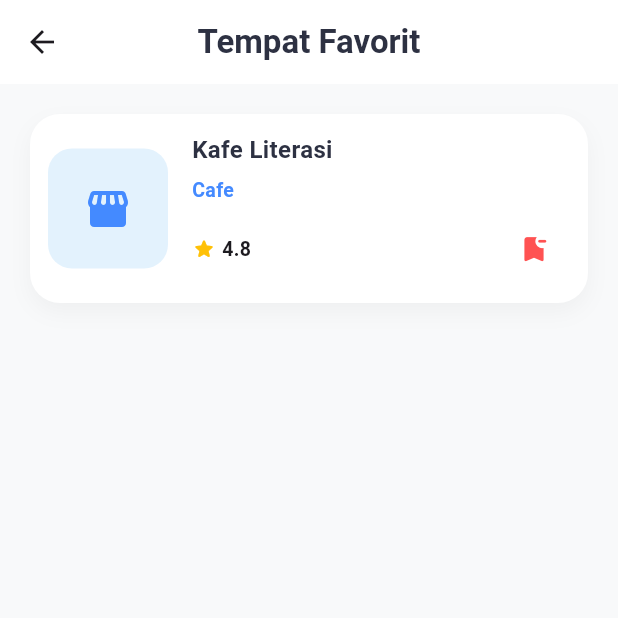
After one commit to FDAGaming/Work_Maps-Mobile, a Flutter app: the FavoriteScreen screen opened directly, on a phone screen of 412 x 824 dp, the top half of it. The commit adds this screen. Run offline on Flutter 3.47's test engine with Material 3 defaults, Android fonts, the phone set to English and light mode, and no system bars; our stand-ins replace flutter_map, geolocator, latlong2; network calls fail.

Commit message:
add favorite_screen

```diff
--- a/lib/main.dart
+++ b/lib/main.dart
@@ -2,6 +2,7 @@ import 'package:flutter/material.dart';
 import 'package:work_maps/screens/home_screen.dart';
 // 1. Tambahkan import untuk map_screen.dart
 import 'package:work_maps/screens/map_screen.dart';
+
 
 void main() {
   runApp(const WorkspaceApp());
--- /dev/null
+++ b/lib/screens/favorite_screen.dart
@@ -0,0 +1,119 @@
+import 'package:flutter/material.dart';
+
+class FavoriteScreen extends StatelessWidget {
+  const FavoriteScreen({Key? key}) : super(key: key);
+
+  @override
+  Widget build(BuildContext context) {
+    // TODO: Nanti data ini diisi dari database lokal (SQLite/SharedPrefs) atau API
+    final List<Map<String, dynamic>> favoritePlaces = [
+      {'name': 'Kafe Literasi', 'category': 'Cafe', 'distance': '450 m', 'rating': 4.8},
+      // Hapus atau komentari isi list ini untuk melihat tampilan "Empty State"
+    ];
+
+    return Scaffold(
+      backgroundColor: const Color(0xFFF8F9FA),
+      appBar: AppBar(
+        title: const Text('Tempat Favorit', style: TextStyle(color: Color(0xFF2D3142), fontWeight: FontWeight.bold)),
+        backgroundColor: Colors.white,
+        elevation: 0,
+        centerTitle: true,
+      ),
+      body: favoritePlaces.isEmpty
+          ? _buildEmptyState()
+          : _buildFavoriteList(favoritePlaces),
+    );
+  }
+
+  // Tampilan jika belum ada favorit
+  Widget _buildEmptyState() {
+    return Center(
+      child: Column(
+        mainAxisAlignment: MainAxisAlignment.center,
+        children: [
+          Container(
+            padding: const EdgeInsets.all(24),
+            decoration: BoxDecoration(color: Colors.blue[50], shape: BoxShape.circle),
+            child: const Icon(Icons.bookmark_border_rounded, size: 80, color: Colors.blueAccent),
+          ),
+          const SizedBox(height: 24),
+          const Text(
+            'Belum ada favorit',
+            style: TextStyle(fontSize: 22, fontWeight: FontWeight.bold, color: Color(0xFF2D3142)),
+          ),
+          const SizedBox(height: 8),
+          const Text(
+            'Tempat yang Anda simpan akan muncul di sini.',
+            style: TextStyle(fontSize: 15, color: Colors.grey),
+          ),
+        ],
+      ),
+    );
+  }
+
+  // Tampilan jika ada data favorit
+  Widget _buildFavoriteList(List<Map<String, dynamic>> places) {
+    return ListView.builder(
+      physics: const BouncingScrollPhysics(),
+      padding: const EdgeInsets.all(20),
+      itemCount: places.length,
+      itemBuilder: (context, index) {
+        final place = places[index];
+        return Container(
+          margin: const EdgeInsets.only(bottom: 16.0),
+          decoration: BoxDecoration(
+            color: Colors.white,
+            borderRadius: BorderRadius.circular(20),
+            boxShadow: [
+              BoxShadow(color: Colors.black.withOpacity(0.04), blurRadius: 12, offset: const Offset(0, 6)),
+            ],
+          ),
+          child: Padding(
+            padding: const EdgeInsets.all(12.0),
+            child: Row(
+              children: [
+                Container(
+                  width: 80, height: 80,
+                  decoration: BoxDecoration(color: Colors.blue[50], borderRadius: BorderRadius.circular(16)),
+                  child: const Icon(Icons.storefront_rounded, color: Colors.blueAccent, size: 32),
+                ),
+                const SizedBox(width: 16),
+                Expanded(
+                  child: Column(
+                    crossAxisAlignment: CrossAxisAlignment.start,
+                    children: [
+                      Text(
+                        place['name'],
+                        style: const TextStyle(fontSize: 16, fontWeight: FontWeight.bold, color: Color(0xFF2D3142)),
+                      ),
+                      const SizedBox(height: 6),
+                      Text(place['category'], style: const TextStyle(fontSize: 13, color: Colors.blueAccent, fontWeight: FontWeight.w600)),
+                      const SizedBox(height: 6),
+                      Row(
+                        children: [
+                          const Icon(Icons.star_rounded, color: Colors.amber, size: 16),
+                          const SizedBox(width: 4),
+                          Text(place['rating'].toString(), style: const TextStyle(fontSize: 13, fontWeight: FontWeight.bold)),
+                          const Spacer(),
+                          // Tombol hapus dari favorit
+                          IconButton(
+                            onPressed: () {
+                              // TODO: Logika hapus dari favorit
+                            },
+                            icon: const Icon(Icons.bookmark_remove_rounded, color: Colors.redAccent, size: 22),
+                            constraints: const BoxConstraints(),
+                            padding: EdgeInsets.zero,
+                          ),
+                        ],
+                      ),
+                    ],
+                  ),
+                ),
+              ],
+            ),
+          ),
+        );
+      },
+    );
+  }
+}
```
Also changed, not shown: lib/screens/home_screen.dart (+25 -5 lines).
